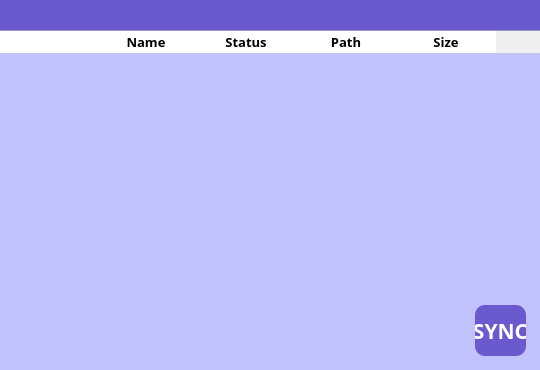
Old version of the form UI/final.ui in the repository narendra3003/SwiftSynk_PythonProject.
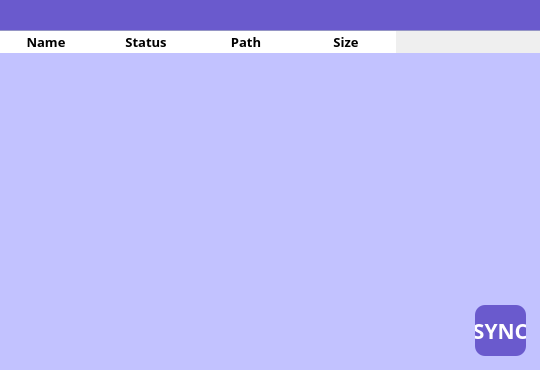
New version of the form.

```diff
--- a/UI/final.ui
+++ b/UI/final.ui
@@ -87,11 +87,6 @@
 	border: none
 }</string>
      </property>
-     <column>
-      <property name="text">
-       <string/>
-      </property>
-     </column>
      <column>
       <property name="text">
        <string>Name</string>
```
Left out of the diff: 6 changed lines with no effect on the pictures.
